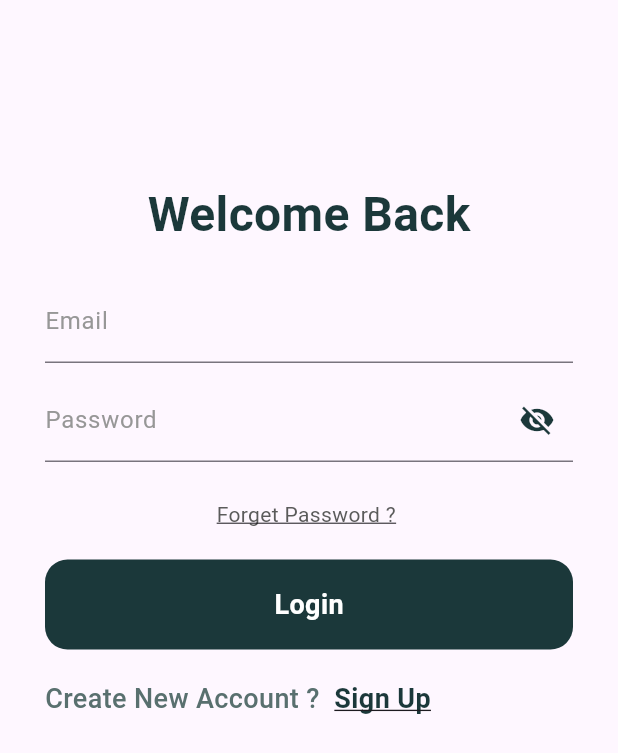
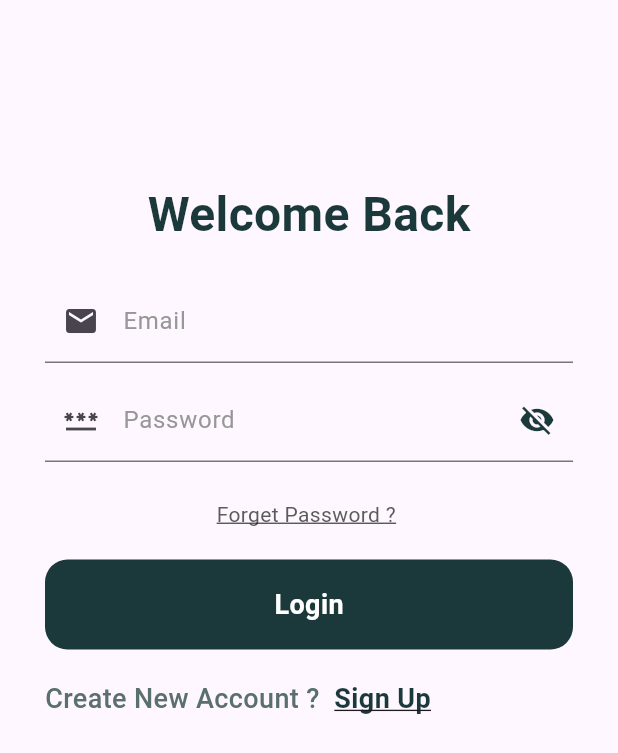
Before and after one commit to AnasHany219/Expense-Tracker, a Flutter app: the screen it shows after launch, on a phone screen of 412 x 824 dp. Shown: the top 753 px of the screen. Run offline on Flutter 3.47's test engine with Material 3 defaults, Android fonts, the phone set to English and light mode, and no system bars.

Commit message:
🐛 Fixed a bug

```diff
--- a/lib/features/auth/login/component/login_form.dart
+++ b/lib/features/auth/login/component/login_form.dart
@@ -31,6 +31,7 @@ class _LogInFormState extends State<LogInForm> {
         obscureText: pass ? _isObscure : false,
         decoration: InputDecoration(
           labelText: label,
+          prefixIcon: pass ? Icon(Icons.password_outlined) : Icon(Icons.email),
           labelStyle: const TextStyle(
             color: textFieldColor,
           ),
```
